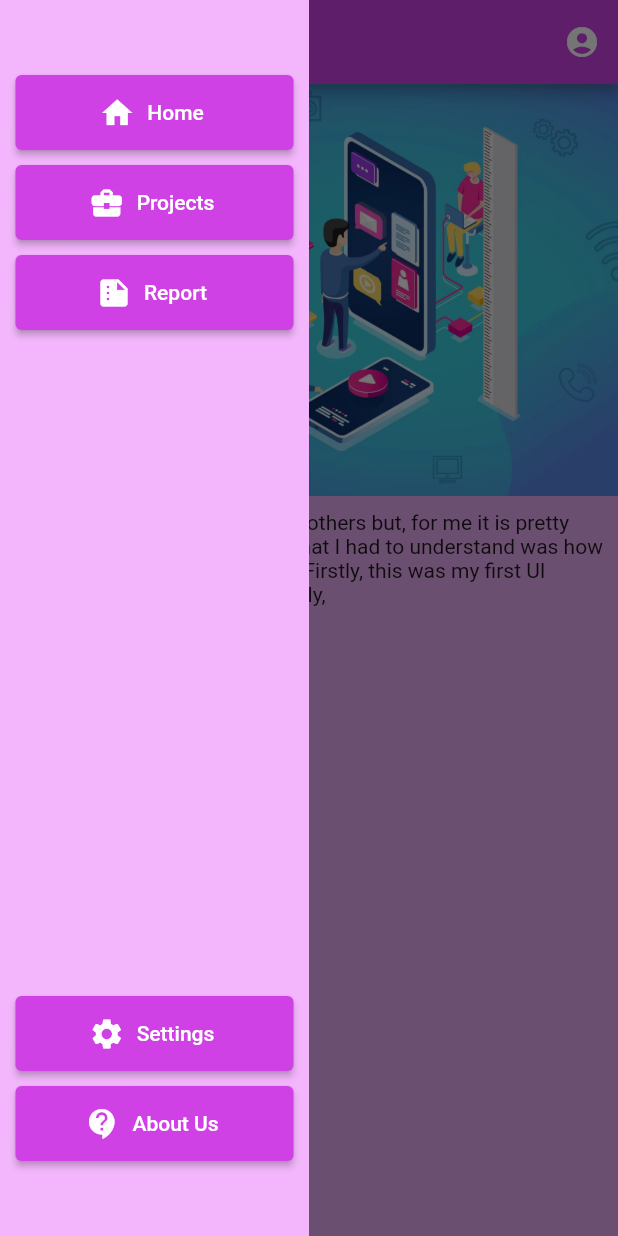
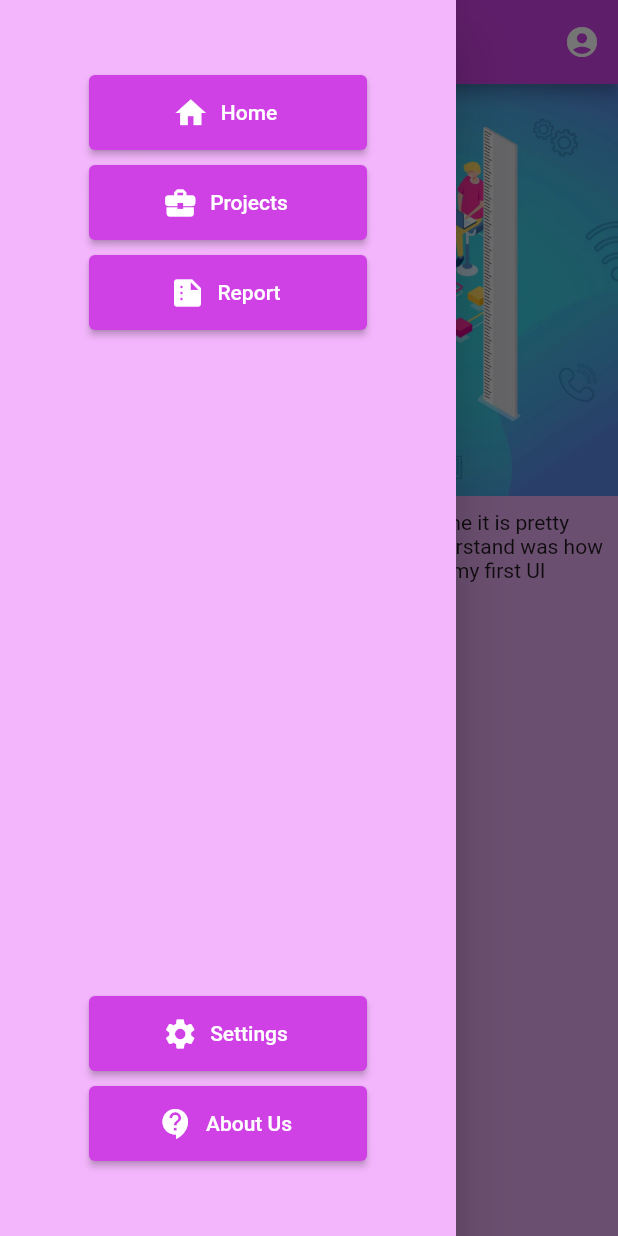
Before and after one commit to Ashketchup143/elective5, a Flutter app: the about screen opened by its route, with the side drawer open, on a phone screen of 412 x 824 dp. Run offline on Flutter 3.47's test engine with Material 2 defaults, Android fonts, the phone set to English and light mode, and no system bars.

Commit message:
change in about

```diff
--- a/lib/screens/about.dart
+++ b/lib/screens/about.dart
@@ -20,7 +20,30 @@ class about extends StatelessWidget {
         ],
       ),
       endDrawer: rightdrawer(),
-      drawer: leftdrawer(),
+      drawer: Drawer(
+        child:
+        Container(
+      width:MediaQuery.of(context).size.width<720?MediaQuery.of(context).size.width*.5:MediaQuery.of(context).size.width*.33,
+      height:MediaQuery.of(context).size.height,
+      color: Color.fromARGB(255, 243, 182, 252),
+      child:
+      Column(
+        children: [
+          Container(height: 50,),
+          Sidebuttons(context,'',"Home",0),
+          Container(height: 10,),
+          Sidebuttons(context,'',"Projects",1),
+          Container(height: 10,),
+          Sidebuttons(context,'',"Report",2),
+          Expanded(child: Container()),
+          Sidebuttons(context,'',"Settings",3),
+          Container(height: 10,),
+          Sidebuttons(context,'',"About Us",4),
+          Container(height: 50,),
+          ],
+      )
+      )
+      ),
       body: Container(
         color:Color.fromARGB(255, 234, 172, 244),
         child: Center(
@@ -44,4 +67,19 @@ class about extends StatelessWidget {
       ),
     );
   }
+  Container Sidebuttons(BuildContext context, String route,text, int number ) {
+    var arr = [Icons.home, Icons.business_center, Icons.summarize, Icons.settings, Icons.contact_support];
+    return Container(
+          width: MediaQuery.of(context).size.width<720?MediaQuery.of(context).size.width*.45:MediaQuery.of(context).size.width*.225,
+          height:50,
+          child:
+          ElevatedButton.icon(onPressed: (() {
+                Navigator.pushNamed(context, route);
+              }),
+              icon:Icon(arr[number]),
+              label: Text(text ),
+              style: ElevatedButton.styleFrom(backgroundColor: Color.fromARGB(255, 207, 65, 229)),
+               )
+          );
+  }
 }
--- a/lib/widgets/rightdrawer.dart
+++ b/lib/widgets/rightdrawer.dart
@@ -25,7 +25,7 @@ class _rightdrawerState extends State<rightdrawer> {
             child: Align(
               alignment: Alignment.bottomCenter,
               child: ElevatedButton.icon(onPressed: (() {
-                Navigator.popAndPushNamed(context, "/");
+                Navigator.pushNamedAndRemoveUntil(context, '/', (route) => false);
               }),
               icon: Icon(Icons.logout),
               label: Text("Log Out",),
```
